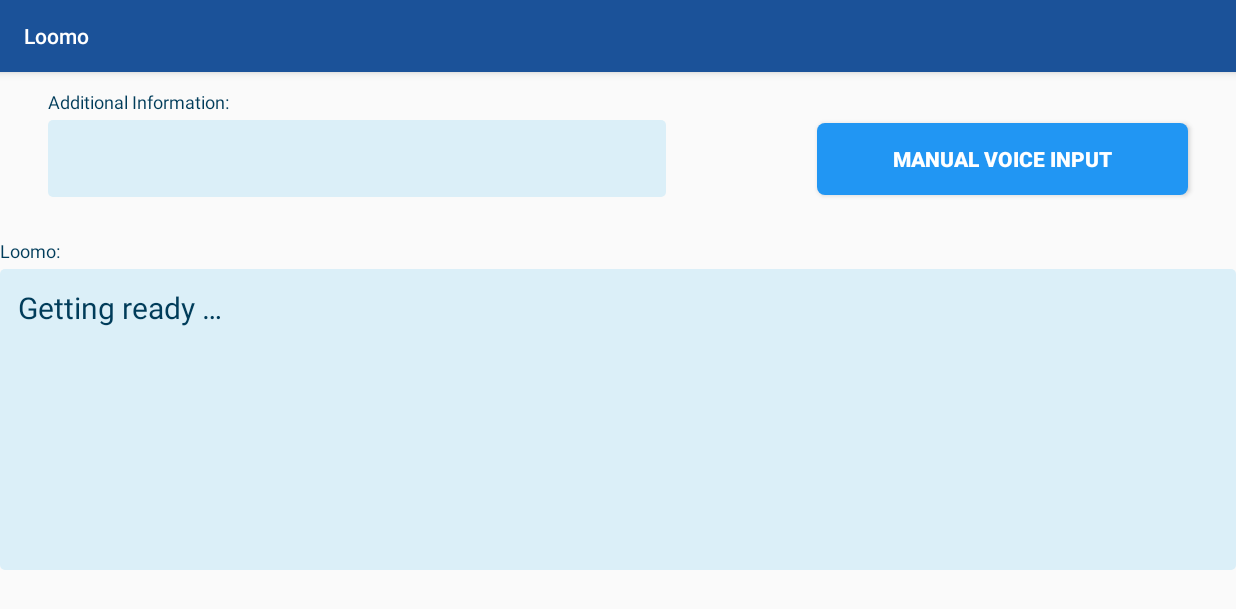
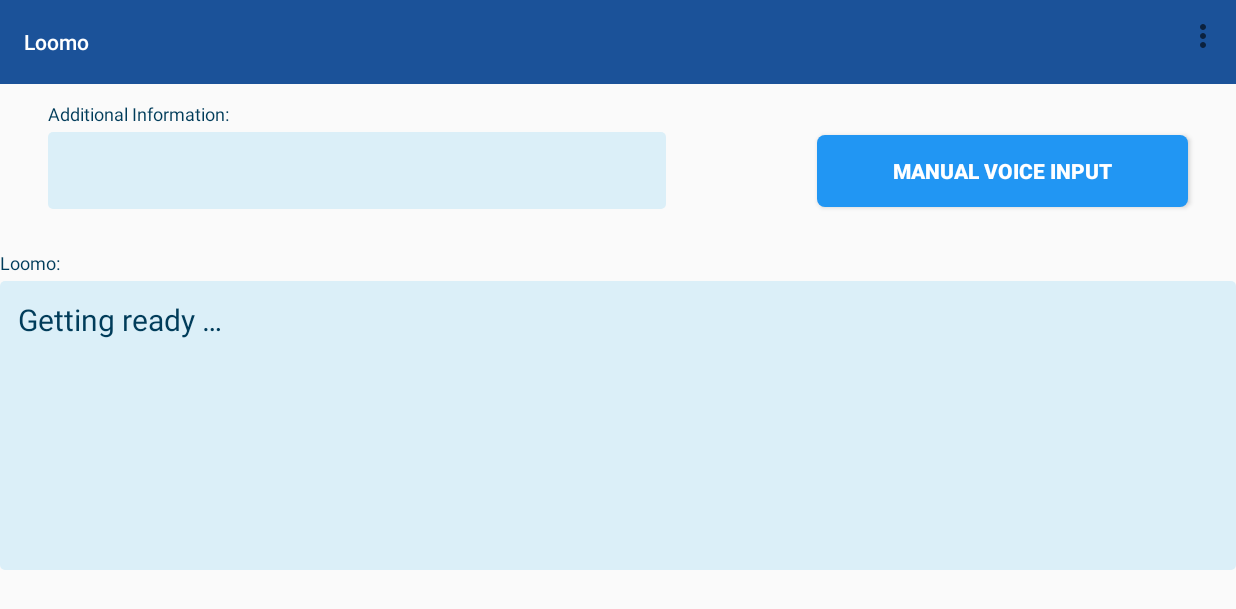
Before and after one commit to niclaszll/Loomo-Voice-Assistant, an Android app: the screen it shows after launch (MainActivity), on a phone screen of 824 x 412 dp (held sideways). Shown: the top 609 px of the screen. Run offline under Robolectric (Android 15) with nearby library versions, the phone set to English and light mode, and no system bars; our stand-ins replace Dagger/Hilt's generated code; libraries missing offline, so code that uses them is left out: com.google.api.gax, com.google.auth.oauth2, com.google.cloud.dialogflow, com.google.cloud.speech, com.segway.robot and 1 more; 21 statements that could not run were skipped.

Commit message:
added toggle for Goolge Cloud TTS

```diff
--- a/app/src/main/java/com/kp/loomo/di/RobotModule.kt
+++ b/app/src/main/java/com/kp/loomo/di/RobotModule.kt
@@ -1,12 +1,11 @@
 package com.kp.loomo.di
 
 import android.content.Context
+import android.content.SharedPreferences
 import com.kp.loomo.features.intents.IntentHandler
 import com.kp.loomo.features.robot.RobotManager
 import com.kp.loomo.features.robot.SystemSettingsManager
 import com.kp.loomo.features.robot.TimerManager
-import com.kp.loomo.features.startpage.StartpagePresenter
-import com.kp.loomo.features.startpage.TimerViewCallback
 import dagger.Module
 import dagger.Provides
 import javax.inject.Singleton
@@ -37,4 +36,11 @@ class RobotModule {
     fun provideTimerManager(context: Context): TimerManager {
         return TimerManager(context)
     }
+
+    @Provides
+    @Singleton
+    fun provideSharedPreferences(context: Context): SharedPreferences {
+        return context.getSharedPreferences(
+            "SHARED_PREFERENCES", Context.MODE_PRIVATE)
+    }
 }
--- a/app/src/main/java/com/kp/loomo/features/speech/GoogleCloudTTSManager.kt
+++ b/app/src/main/java/com/kp/loomo/features/speech/GoogleCloudTTSManager.kt
@@ -49,7 +49,7 @@ class GoogleCloudTTSManager {
     private fun createRequestBody(text: String): RequestBody {
         val requestParams = RequestParams(
             input = SynthesisInput(text = text),
-            voice = VoiceSelectionParams(languageCode = "en-US"),
+            voice = VoiceSelectionParams(languageCode = "en-US", ssmlGender = "FEMALE"),
             audioConfig = AudioConfig(audioEncoding = "LINEAR16")
         )
         val json = Gson().toJson(requestParams)
@@ -90,7 +90,8 @@ class GoogleCloudTTSManager {
     )
 
     data class VoiceSelectionParams(
-        val languageCode: String
+        val languageCode: String,
+        val ssmlGender: String
     )
 
     data class AudioConfig(
--- a/app/src/main/java/com/kp/loomo/features/startpage/StartpagePresenter.kt
+++ b/app/src/main/java/com/kp/loomo/features/startpage/StartpagePresenter.kt
@@ -1,6 +1,7 @@
 package com.kp.loomo.features.startpage
 
 import android.content.Context
+import android.content.SharedPreferences
 import android.net.ConnectivityManager
 import android.net.NetworkInfo
 import android.os.Handler
@@ -40,7 +41,8 @@ class StartpagePresenter @Inject constructor(
     private var dialogFlowManager: DialogFlowManager,
     private var robotManager: RobotManager,
     private var intentHandler: IntentHandler,
-    private var timerManager: TimerManager
+    private var timerManager: TimerManager,
+    private var sharedPrefs: SharedPreferences
 ) :
     StartpageContract.Presenter, SpeechResponseHandler, TimerViewCallback {
 
@@ -270,9 +272,14 @@ class StartpagePresenter @Inject constructor(
 
         startpageFragment?.showText(botReply, OutputView.RSP)
 
-        //mTTS?.speak(botReply, TextToSpeech.QUEUE_FLUSH, null, (0..100).random().toString())
+        val enableGoogleCloudTTS = sharedPrefs.getBoolean("google_tts", false)
 
-        GoogleCloudTTSManager().textToSpeech(botReply, ::onSpeechFinished)
+        if (enableGoogleCloudTTS) {
+            GoogleCloudTTSManager().textToSpeech(botReply, ::onSpeechFinished)
+        } else {
+            mTTS?.speak(botReply, TextToSpeech.QUEUE_FLUSH, null, (0..100).random().toString())
+        }
+
     }
 
     /**
@@ -291,7 +298,6 @@ class StartpagePresenter @Inject constructor(
      */
     override fun showText(text: String) {
         handler.post { startpageFragment?.showText(text, OutputView.RSP) }
-        //startpageFragment?.showText(text, OutputView.RSP)
     }
 
     /**
--- a/app/src/main/res/layout/activity_main.xml
+++ b/app/src/main/res/layout/activity_main.xml
@@ -3,8 +3,18 @@
     xmlns:tools="http://schemas.android.com/tools"
     android:layout_width="match_parent"
     android:layout_height="match_parent"
+    xmlns:app="http://schemas.android.com/apk/res-auto"
     android:orientation="vertical"
     tools:context=".MainActivity">
+
+    <androidx.appcompat.widget.Toolbar
+        android:id="@+id/toolbar"
+        android:minHeight="?attr/actionBarSize"
+        android:layout_width="match_parent"
+        android:layout_height="wrap_content"
+        app:titleTextColor="@android:color/white"
+        android:background="?attr/colorPrimary">
+    </androidx.appcompat.widget.Toolbar>
 
     <FrameLayout
         android:id="@+id/activity_base_content"
--- /dev/null
+++ b/app/src/main/res/menu/main_menu.xml
@@ -0,0 +1,7 @@
+<menu xmlns:android="http://schemas.android.com/apk/res/android"
+    xmlns:app="http://schemas.android.com/apk/res-auto">
+    <item
+        android:id="@+id/action_settings"
+        android:title="@string/toggle_google_tts"
+        app:showAsAction="never" />
+</menu>
--- a/app/src/main/res/values/strings.xml
+++ b/app/src/main/res/values/strings.xml
@@ -6,4 +6,5 @@
     <string name="getting_ready_text">Getting ready …</string>
     <string name="error_text">Sorry there was an error.</string>
     <string name="manual_voice_input">Manual voice input</string>
+    <string name="toggle_google_tts">Toggle Google TTS</string>
 </resources>
--- a/app/src/main/res/values/styles.xml
+++ b/app/src/main/res/values/styles.xml
@@ -1,7 +1,7 @@
 <resources>
 
     <!-- Base application theme. -->
-    <style name="AppTheme" parent="Theme.AppCompat.Light.DarkActionBar">
+    <style name="AppTheme" parent="Theme.AppCompat.Light.NoActionBar">
         <!-- Customize your theme here. -->
         <item name="colorPrimary">@color/colorPrimary</item>
         <item name="colorPrimaryDark">@color/colorPrimaryDark</item>
```
Also changed, not shown: app/src/main/java/com/kp/loomo/MainActivity.kt (+52 -2 lines).
